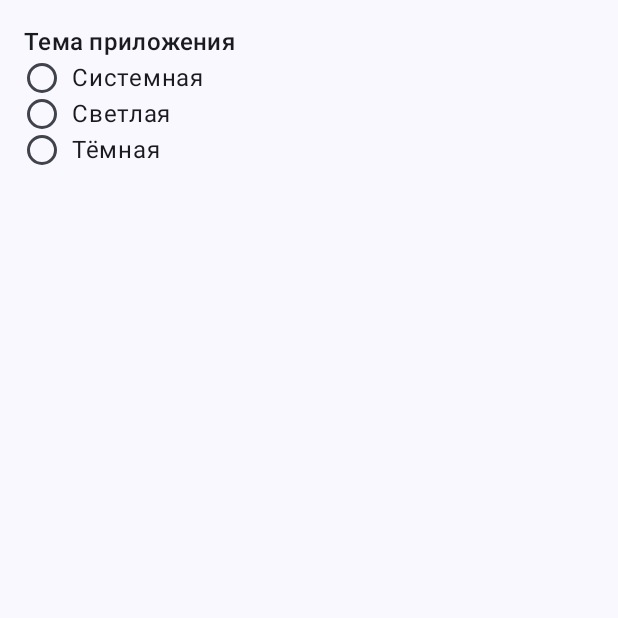
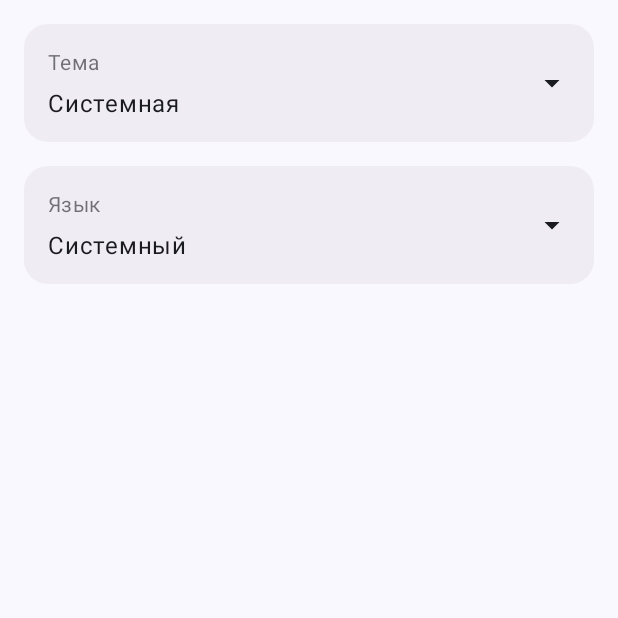
Before and after one commit to canyoufix/Pass, an Android app built with Jetpack Compose: the composable AppearanceSettingsScreen shown on its own in the app's theme, on a phone screen of 412 x 824 dp, the top half of it. Run offline under Robolectric (Android 15) with nearby library versions, the phone set to English and light mode, and no system bars; 2 statements that could not run were skipped.

Commit message:
Update AppearanceSettingsScreen

```diff
--- a/ui/src/main/java/com/canyoufix/ui/screens/settings/AppearanceSettingsScreen.kt
+++ b/ui/src/main/java/com/canyoufix/ui/screens/settings/AppearanceSettingsScreen.kt
@@ -1,7 +1,9 @@
 package com.canyoufix.ui.screens.settings
 
+import androidx.compose.foundation.background
 import androidx.compose.foundation.clickable
 import androidx.compose.foundation.layout.Arrangement
+import androidx.compose.foundation.layout.Box
 import androidx.compose.foundation.layout.Column
 import androidx.compose.foundation.layout.Row
 import androidx.compose.foundation.layout.Spacer
@@ -27,45 +29,186 @@ import androidx.compose.ui.graphics.vector.ImageVector
 import androidx.compose.ui.tooling.preview.Preview
 import androidx.compose.ui.unit.dp
 import androidx.compose.foundation.layout.size
+import androidx.compose.foundation.layout.width
+import androidx.compose.foundation.shape.RoundedCornerShape
+import androidx.compose.material.icons.filled.ArrowDropDown
+import androidx.compose.material.icons.filled.ArrowDropUp
+import androidx.compose.material3.DropdownMenu
+import androidx.compose.material3.DropdownMenuItem
+import androidx.compose.material3.ExposedDropdownMenuBox
+import androidx.compose.material3.OutlinedButton
 import androidx.compose.material3.RadioButton
+import androidx.compose.material3.Surface
+import androidx.compose.material3.TextButton
+import androidx.compose.material3.TextField
+import androidx.compose.runtime.getValue
+import androidx.compose.runtime.mutableStateOf
+import androidx.compose.runtime.remember
+import androidx.compose.runtime.setValue
+import androidx.compose.ui.draw.clip
+import androidx.compose.ui.graphics.Color
+import androidx.compose.ui.text.font.FontWeight
 import androidx.compose.ui.unit.dp
+import androidx.compose.ui.unit.sp
+import androidx.compose.ui.window.Dialog
 import androidx.navigation.NavController
 
 @Composable
 fun AppearanceSettingsScreen(navController: NavController) {
+    // Состояние для темы
+    var showThemeDialog by remember { mutableStateOf(false) }
+    var selectedTheme by remember { mutableStateOf("Системная") }
+    val themes = listOf("Системная", "Светлая", "Тёмная")
+
+    // Состояние для языка
+    var showLanguageDialog by remember { mutableStateOf(false) }
+    var selectedLanguage by remember { mutableStateOf("Системный") }
+    val languages = listOf("Системный", "Русский", "Английский")
+
     Column(
         modifier = Modifier
             .padding(16.dp)
             .fillMaxSize()
     ) {
-        Text("Тема приложения", style = MaterialTheme.typography.titleMedium)
+        // Элемент выбора темы
+        Box(
+            modifier = Modifier
+                .fillMaxWidth()
+                .clip(RoundedCornerShape(16.dp))
+                .background(Color.Gray.copy(alpha = 0.1f))
+                .clickable { showThemeDialog = true }
+        ) {
+            Column(
+                modifier = Modifier
+                    .padding(16.dp)
+            ) {
+                Text(
+                    "Тема",
+                    style = MaterialTheme.typography.bodyMedium,
+                    color = MaterialTheme.colorScheme.onSurface.copy(alpha = 0.6f)
+                )
+                Spacer(modifier = Modifier.height(8.dp))
+                Text(
+                    selectedTheme,
+                    style = MaterialTheme.typography.bodyLarge
+                )
+            }
+            Icon(
+                Icons.Filled.ArrowDropDown,
+                contentDescription = null,
+                modifier = Modifier
+                    .align(Alignment.CenterEnd)
+                    .padding(end = 16.dp)
+            )
+        }
 
-        listOf("Системная", "Светлая", "Тёмная").forEach { theme ->
-            RadioButtonItem(
-                text = theme,
-                selected = false,
-                onSelect = {}
+        Spacer(modifier = Modifier.height(16.dp))
+
+        // Элемент выбора языка (точно такой же, но для языка)
+        Box(
+            modifier = Modifier
+                .fillMaxWidth()
+                .clip(RoundedCornerShape(16.dp))
+                .background(Color.Gray.copy(alpha = 0.1f))
+                .clickable { showLanguageDialog = true }
+        ) {
+            Column(
+                modifier = Modifier
+                    .padding(16.dp)
+            ) {
+                Text(
+                    "Язык",
+                    style = MaterialTheme.typography.bodyMedium,
+                    color = MaterialTheme.colorScheme.onSurface.copy(alpha = 0.6f)
+                )
+                Spacer(modifier = Modifier.height(8.dp))
+                Text(
+                    selectedLanguage,
+                    style = MaterialTheme.typography.bodyLarge
+                )
+            }
+            Icon(
+                Icons.Filled.ArrowDropDown,
+                contentDescription = null,
+                modifier = Modifier
+                    .align(Alignment.CenterEnd)
+                    .padding(end = 16.dp)
             )
         }
     }
+
+    // Диалог выбора темы
+    if (showThemeDialog) {
+        SelectionDialog(
+            title = "Тема",
+            items = themes,
+            selectedItem = selectedTheme,
+            onItemSelected = { theme ->
+                selectedTheme = theme
+                showThemeDialog = false
+                // TODO: Логика смены темы
+            },
+            onDismiss = { showThemeDialog = false }
+        )
     }
 
+    // Диалог выбора языка
+    if (showLanguageDialog) {
+        SelectionDialog(
+            title = "Язык",
+            items = languages,
+            selectedItem = selectedLanguage,
+            onItemSelected = { language ->
+                selectedLanguage = language
+                showLanguageDialog = false
+                // TODO: Логика смены языка
+            },
+            onDismiss = { showLanguageDialog = false }
+        )
+    }
+}
+
+// Общий диалог для выбора (и темы, и языка)
 @Composable
-fun RadioButtonItem(
-    text: String,
-    selected: Boolean,
-    onSelect: () -> Unit
+fun SelectionDialog(
+    title: String,
+    items: List<String>,
+    selectedItem: String,
+    onItemSelected: (String) -> Unit,
+    onDismiss: () -> Unit
 ) {
+    Dialog(onDismissRequest = onDismiss) {
+        Surface(
+            shape = RoundedCornerShape(12.dp),
+            color = MaterialTheme.colorScheme.surface
+        ) {
+            Column(modifier = Modifier.padding(16.dp)) {
+                Text(title, fontSize = 20.sp, fontWeight = FontWeight.Bold)
+
+                items.forEach { item ->
                     Row(
                         modifier = Modifier
                             .fillMaxWidth()
-            .clickable(onClick = onSelect),
+                            .clickable { onItemSelected(item) }
+                            .padding(12.dp),
                         verticalAlignment = Alignment.CenterVertically
                     ) {
                         RadioButton(
-            selected = selected,
-            onClick = null
+                            selected = item == selectedItem,
+                            onClick = { onItemSelected(item) }
                         )
-        Text(text, modifier = Modifier.padding(start = 8.dp))
+                        Spacer(modifier = Modifier.width(8.dp))
+                        Text(item, fontSize = 16.sp)
                     }
                 }
+
+                TextButton(
+                    onClick = onDismiss,
+                    modifier = Modifier.align(Alignment.End)
+                ) {
+                    Text("Отмена")
+                }
+            }
+        }
+    }
+}
```
Lines whose indentation alone changed are shown as unchanged.
